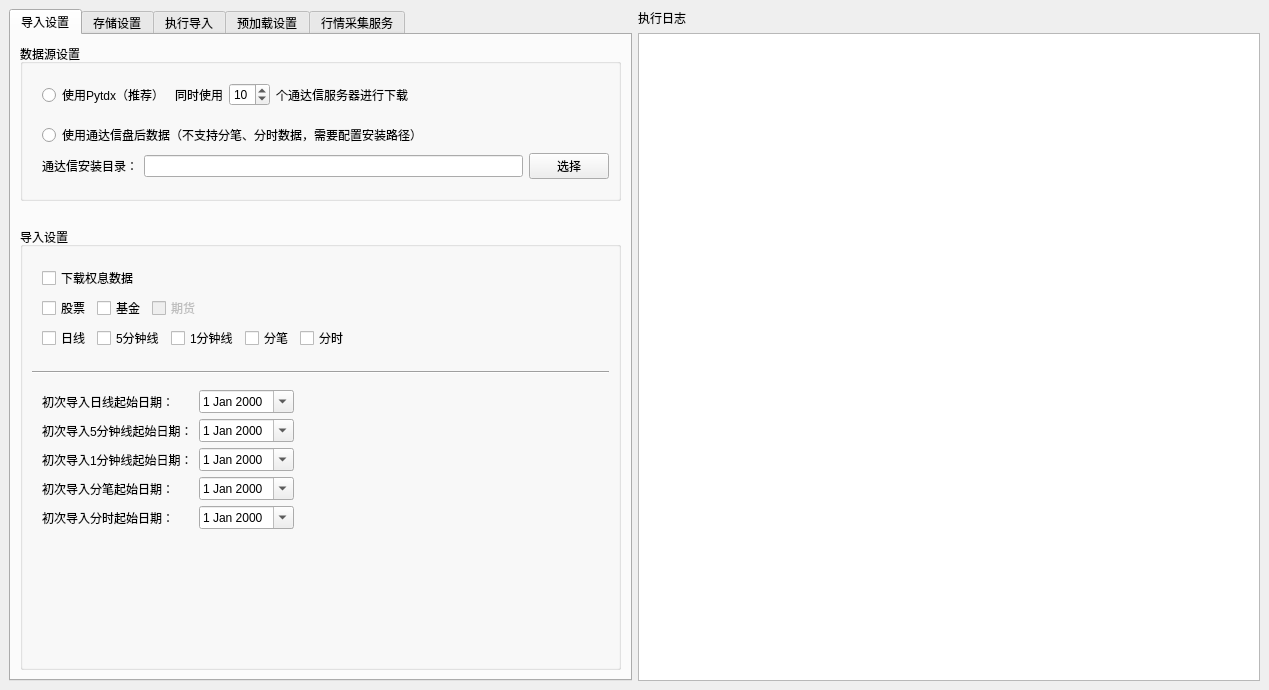
Above: hikyuu/gui/data/MainWindow.ui from fasiondog/hikyuu before the change. Below: the same form after it.
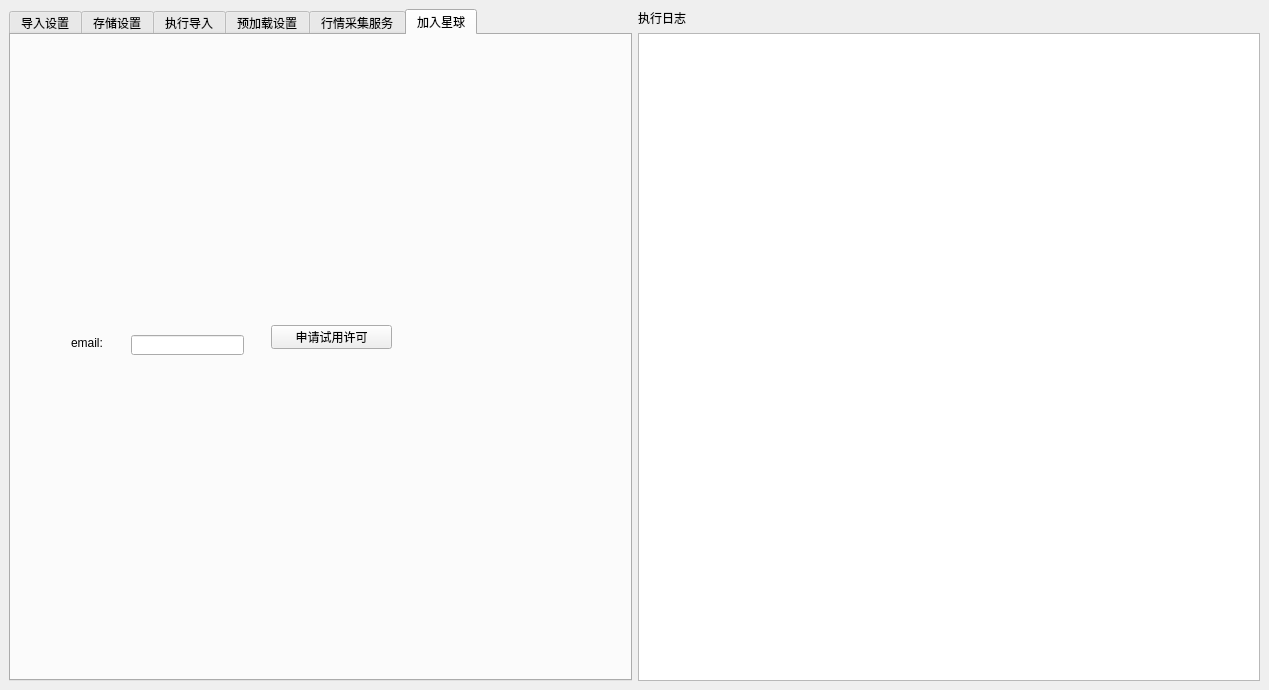
That is the form after the change. Icons and pictures are not drawn.

What changed in the file:
```diff
--- a/hikyuu/gui/data/MainWindow.ui
+++ b/hikyuu/gui/data/MainWindow.ui
@@ -27,7 +27,7 @@
        </sizepolicy>
       </property>
       <property name="currentIndex">
-       <number>0</number>
+       <number>5</number>
       </property>
       <widget class="QWidget" name="tab_4">
        <attribute name="title">
@@ -375,12 +375,12 @@
               <widget class="QDateEdit" name="min5_start_dateEdit">
                <property name="minimumDateTime">
                 <datetime>
-                 <hour>8</hour>
+                 <hour>16</hour>
                  <minute>0</minute>
                  <second>0</second>
                  <year>1989</year>
                  <month>12</month>
-                 <day>30</day>
+                 <day>29</day>
                 </datetime>
                </property>
                <property name="calendarPopup">
@@ -427,12 +427,12 @@
               <widget class="QDateEdit" name="day_start_dateEdit">
                <property name="minimumDateTime">
                 <datetime>
-                 <hour>8</hour>
+                 <hour>16</hour>
                  <minute>0</minute>
                  <second>0</second>
                  <year>1989</year>
                  <month>12</month>
-                 <day>30</day>
+                 <day>29</day>
                 </datetime>
                </property>
                <property name="calendarPopup">
@@ -1751,6 +1751,69 @@
         </item>
        </layout>
       </widget>
+      <widget class="QWidget" name="tab_star">
+       <property name="enabled">
+        <bool>true</bool>
+       </property>
+       <attribute name="title">
+        <string>加入星球</string>
+       </attribute>
+       <widget class="QLabel" name="label_44">
+        <property name="geometry">
+         <rect>
+          <x>30</x>
+          <y>50</y>
+          <width>291</width>
+          <height>171</height>
+         </rect>
+        </property>
+        <property name="text">
+         <string/>
+        </property>
+        <property name="pixmap">
+         <pixmap>../images/star.png</pixmap>
+        </property>
+        <property name="scaledContents">
+         <bool>true</bool>
+        </property>
+       </widget>
+       <widget class="QLineEdit" name="lineEdit">
+        <property name="geometry">
+         <rect>
+          <x>120</x>
+          <y>300</y>
+          <width>113</width>
+          <height>20</height>
+         </rect>
+        </property>
+       </widget>
+       <widget class="QLabel" name="label_45">
+        <property name="geometry">
+         <rect>
+          <x>60</x>
+          <y>300</y>
+          <width>54</width>
+          <height>16</height>
+         </rect>
+        </property>
+        <property name="text">
+         <string>email:</string>
+        </property>
+       </widget>
+       <widget class="QPushButton" name="pushButton">
+        <property name="geometry">
+         <rect>
+          <x>260</x>
+          <y>290</y>
+          <width>121</width>
+          <height>24</height>
+         </rect>
+        </property>
+        <property name="text">
+         <string>申请试用许可</string>
+        </property>
+       </widget>
+      </widget>
      </widget>
     </item>
     <item>
```
